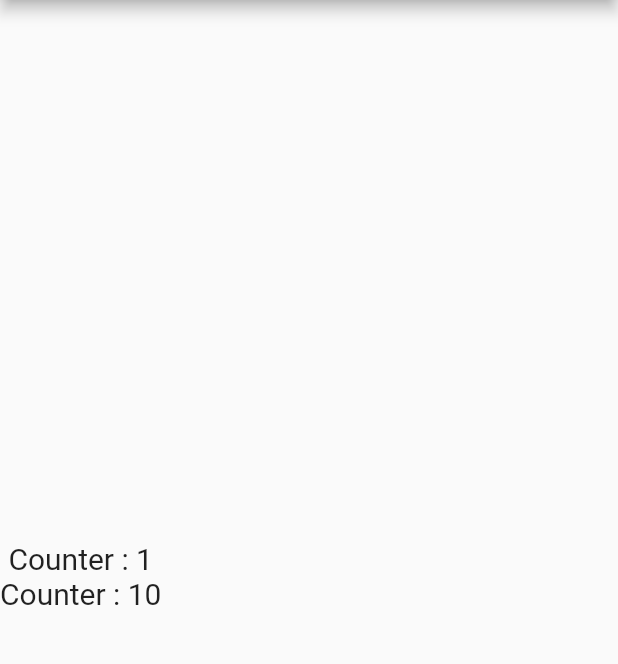
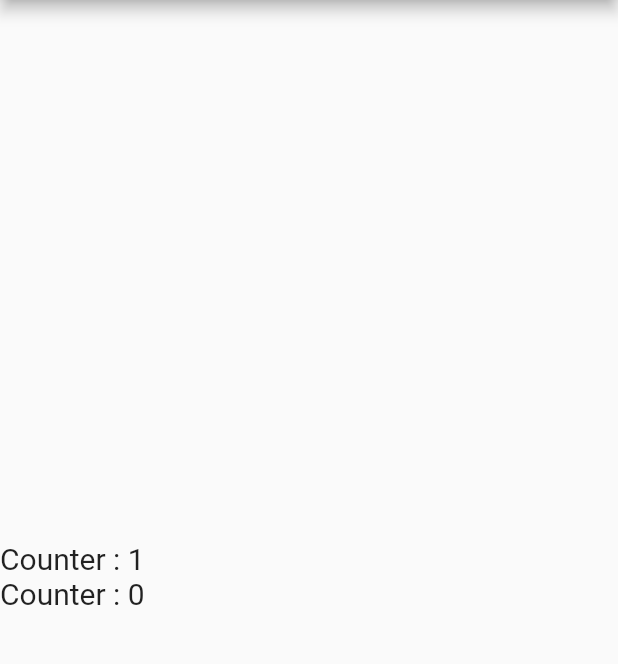
Before and after one commit to abdulwaheed-dev/Flutter-Practice, a Flutter app: the screen it shows after launch, after a tap on an icon or button, on a phone screen of 412 x 824 dp, the part 84-748 px from its top. Run offline on Flutter 3.47's test engine with Material 2 defaults, Android fonts, the phone set to English and light mode, and no system bars.

Commit message:
some changes

```diff
--- a/stateful_widget/lib/main.dart
+++ b/stateful_widget/lib/main.dart
@@ -49,7 +49,7 @@ class MyHomePageState extends State<MyHomePage> {
               setState(() {
                 counter++;
               });
-              counter2+=10;
+              counter2+=0;
 
               debugPrint("Counter : $counter");
             },
```
Also changed, not shown: input_widgets/lib/main.dart (+13 -0 lines).
